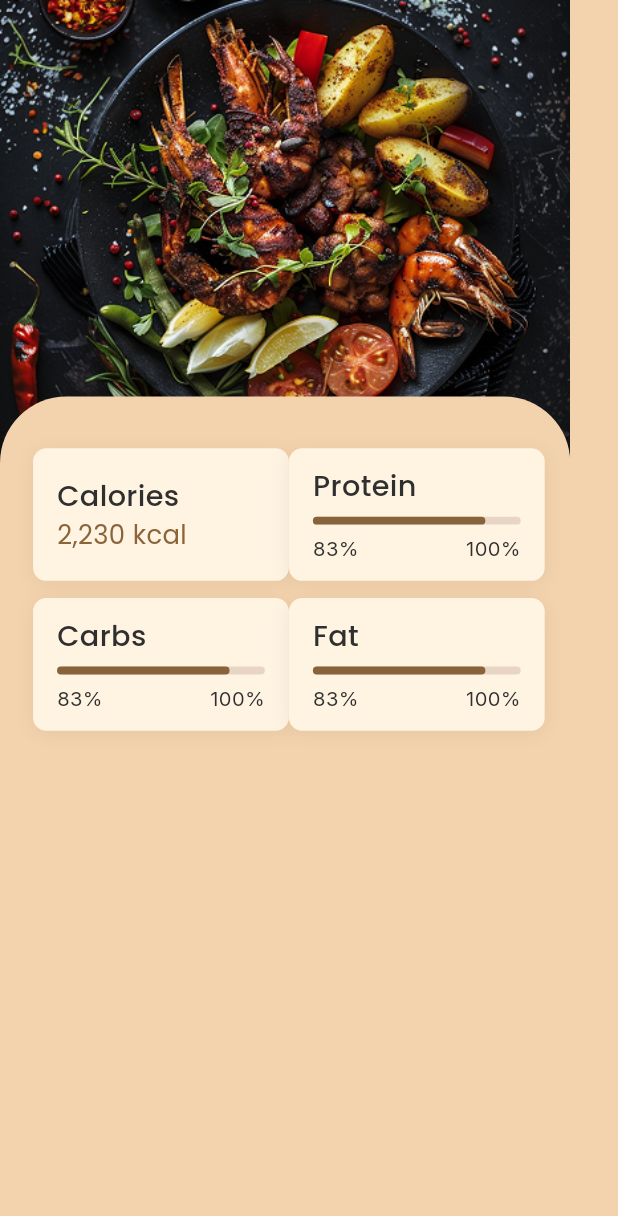
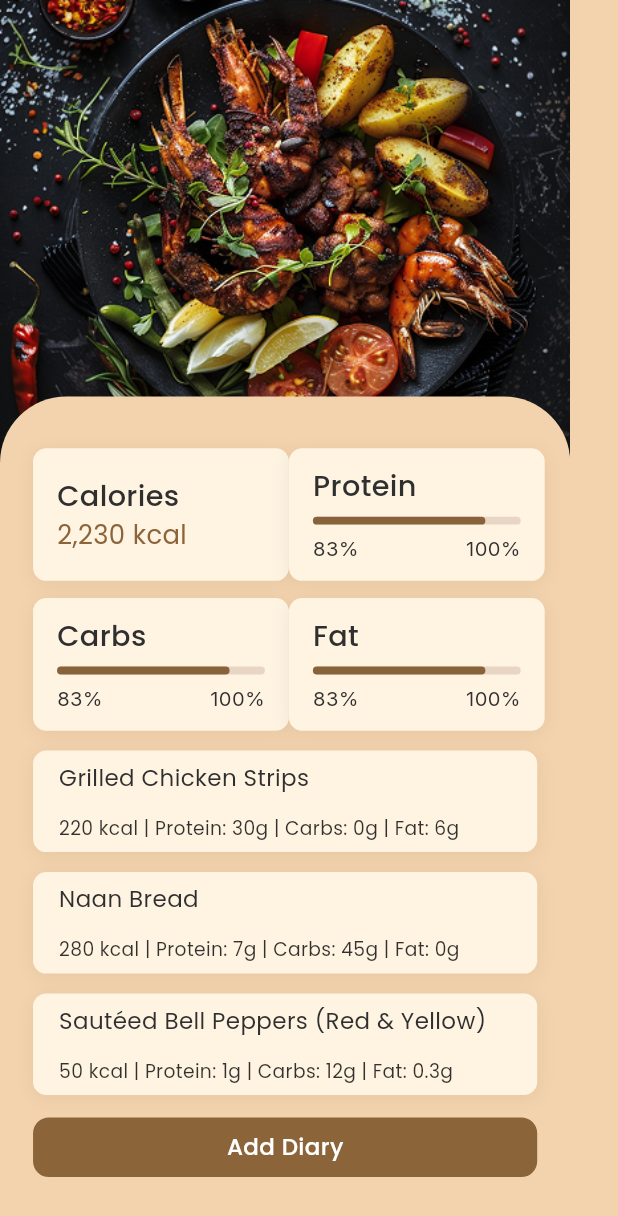
Before and after one commit to BayajitIslam/so-ni_ai, a Flutter app: the FoodScreen screen opened directly, on a phone screen of 412 x 824 dp. Shown: the top 1216 px of the screen. Run offline on Flutter 3.47's test engine with Material 3 defaults, Android fonts, the phone set to English and light mode, and no system bars; our stand-ins replace camera, flutter_screenutil, flutter_svg, get, google_fonts, image_picker and 2 more; network calls fail; project files that could hold a hidden picture were left out.

Commit message:
Working On food Screen

```diff
--- a/lib/features/home/screens/food_screen.dart
+++ b/lib/features/home/screens/food_screen.dart
@@ -2,6 +2,7 @@ import 'package:flutter/material.dart';
 import 'package:flutter_screenutil/flutter_screenutil.dart';
 import 'package:template/core/constants/app_colors.dart';
 import 'package:template/core/themes/app_text_style.dart';
+import 'package:template/features/auth/widgets/custom_button.dart';
 
 class FoodScreen extends StatelessWidget {
   const FoodScreen({super.key});
@@ -107,6 +108,40 @@ class FoodScreen extends StatelessWidget {
                       ),
                     ],
                   ),
+                  _buildFoodItemCard(
+                    title: 'Grilled Chicken Strips',
+                    kcal: 220,
+                    protein: 30,
+                    carbs: 0,
+                    fat: 6,
+                  ),
+                  _buildFoodItemCard(
+                    title: 'Naan Bread',
+                    kcal: 280,
+                    protein: 7,
+                    carbs: 45,
+                    fat: 0,
+                  ),
+                  _buildFoodItemCard(
+                    title: 'Sautéed Bell Peppers (Red & Yellow)',
+                    kcal: 50,
+                    protein: 1,
+                    carbs: 12,
+                    fat: 0.3,
+                  ),
+                  //Button
+                  SizedBox(height: 15),
+                  Column(
+                    children: [
+                      CustomButton(
+                        radius: 12,
+                        verticlePadding: 14,
+                        textStyle: AppTextStyles.s16w5P(),
+                        title: "Add Diary",
+                        onTap: () {},
+                      ),
+                    ],
+                  ),
                 ],
               ),
             ),
@@ -190,3 +225,52 @@ Widget _buildProgressCard({
     ),
   );
 }
+
+// Food Item Card Method
+Widget _buildFoodItemCard({
+  required String title,
+  required int kcal,
+  required num protein,
+  required num carbs,
+  required num fat,
+}) {
+  return Container(
+    width: double.infinity,
+    padding: EdgeInsets.symmetric(horizontal: 18.w, vertical: 12.h),
+    decoration: BoxDecoration(
+      color: AppColors.yellowishLightOrange,
+      borderRadius: BorderRadius.circular(10.r),
+      boxShadow: [
+        BoxShadow(
+          color: Colors.black.withOpacity(0.06),
+          blurRadius: 10,
+          offset: Offset(0, 2),
+        ),
+      ],
+    ),
+    margin: EdgeInsets.only(top: 15.h),
+    child: Column(
+      crossAxisAlignment: CrossAxisAlignment.start,
+      children: [
+        // Title
+        Text(title, style: AppTextStyles.s16w4P(color: AppColors.icon)),
+        SizedBox(height: 8.h),
+
+        // Nutrition Info
+        SizedBox(height: 14.h),
+        Text(
+          '$kcal kcal | Protein: ${_formatNumber(protein)}g | Carbs: ${_formatNumber(carbs)}g | Fat: ${_formatNumber(fat)}g',
+          style: AppTextStyles.s13w4P(color: AppColors.black.withOpacity(0.8)),
+        ),
+      ],
+    ),
+  );
+}
+
+// Helper method to format numbers (remove .0 for whole numbers)
+String _formatNumber(num value) {
+  if (value == value.toInt()) {
+    return value.toInt().toString();
+  }
+  return value.toString();
+}
```
